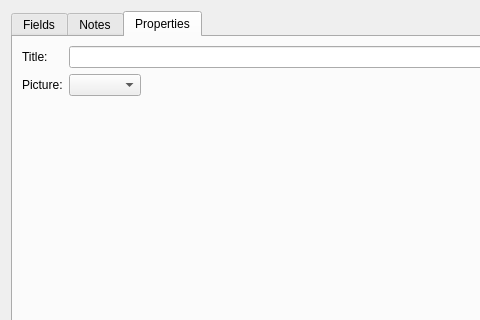
The window that apps/password_manager/src/ui/cardeditdialog.ui (petr-panteleyev/cpp) describes before a commit, drawn with Qt 5; both pictures show x 0 to 480 and y 0 to 320 of the 684 by 521 pixel window.
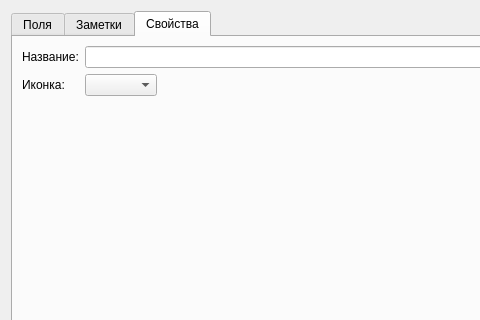
The same window after the commit. The open tabs and pages were chosen to show the change.

```diff
--- a/apps/password_manager/src/ui/cardeditdialog.ui
+++ b/apps/password_manager/src/ui/cardeditdialog.ui
@@ -26,7 +26,7 @@
        </property>
        <widget class="QWidget" name="fieldsTab">
         <attribute name="title">
-         <string>Fields</string>
+         <string notr="true">Поля</string>
         </attribute>
         <layout class="QGridLayout" name="gridLayout_3">
          <item row="0" column="0">
@@ -46,7 +46,7 @@
        </widget>
        <widget class="QWidget" name="notesTab">
         <attribute name="title">
-         <string>Notes</string>
+         <string notr="true">Заметки</string>
         </attribute>
         <layout class="QGridLayout" name="gridLayout_4">
          <item row="0" column="0">
@@ -56,7 +56,7 @@
        </widget>
        <widget class="QWidget" name="propertiesTab">
         <attribute name="title">
-         <string>Properties</string>
+         <string notr="true">Свойства</string>
         </attribute>
         <layout class="QGridLayout" name="gridLayout_2">
          <item row="0" column="0">
@@ -64,7 +64,7 @@
            <item row="0" column="0">
             <widget class="QLabel" name="label">
              <property name="text">
-              <string>Title:</string>
+              <string notr="true">Название:</string>
              </property>
             </widget>
            </item>
@@ -74,7 +74,7 @@
            <item row="1" column="0">
             <widget class="QLabel" name="pictureLabel">
              <property name="text">
-              <string>Picture:</string>
+              <string notr="true">Иконка:</string>
              </property>
             </widget>
            </item>
```
Left out of the diff: 2 changed lines with no effect on the pictures.
